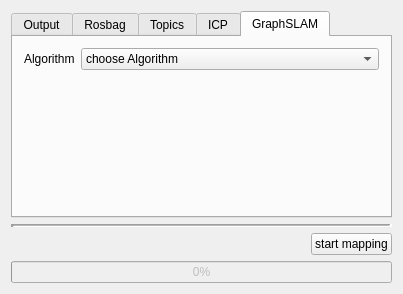
JannikGrabe/grabe_mapping, file src/grabe_mapping/src/rqt_plugin/gui_plugin.ui: the form before one commit.
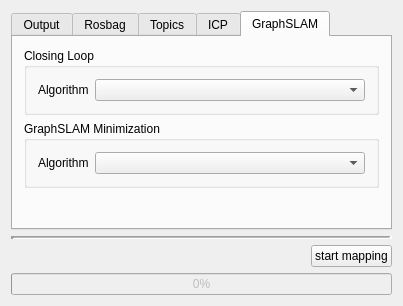
The form after the commit. The open tabs and pages were chosen to show the change.

Commit message: add new algorithms to gui and fixed cancel_mapping

What changed in the file:
```diff
--- a/src/grabe_mapping/src/rqt_plugin/gui_plugin.ui
+++ b/src/grabe_mapping/src/rqt_plugin/gui_plugin.ui
@@ -7,7 +7,7 @@
     <x>0</x>
     <y>0</y>
     <width>403</width>
-    <height>294</height>
+    <height>306</height>
    </rect>
   </property>
   <property name="windowTitle">
@@ -343,15 +343,63 @@
          <attribute name="title">
           <string>GraphSLAM</string>
          </attribute>
-         <layout class="QFormLayout" name="formLayout">
-          <item row="0" column="0">
-           <widget class="QLabel" name="l_graphslam">
-            <property name="text">
-             <string>Algorithm</string>
+         <layout class="QVBoxLayout" name="verticalLayout_4">
+          <item>
+           <widget class="QGroupBox" name="gb_closing_loop">
+            <property name="title">
+             <string>Closing Loop</string>
             </property>
+            <layout class="QFormLayout" name="formLayout">
+             <item row="0" column="0">
+              <widget class="QLabel" name="l_closing_loop">
+               <property name="text">
+                <string>Algorithm</string>
+               </property>
+              </widget>
+             </item>
+             <item row="0" column="1">
+              <widget class="QComboBox" name="cb_closing_loop">
+               <property name="currentText">
+                <string/>
+               </property>
+              </widget>
+             </item>
+            </layout>
            </widget>
           </item>
-          <item row="1" column="1">
+          <item>
+           <widget class="QGroupBox" name="gb_graphslam">
+            <property name="title">
+             <string>GraphSLAM Minimization</string>
+            </property>
+            <layout class="QFormLayout" name="formLayout_4">
+             <item row="0" column="1">
+              <widget class="QComboBox" name="cb_graphslam"/>
+             </item>
+             <item row="0" column="0">
+              <widget class="QLabel" name="l_graphslam">
+               <property name="text">
+                <string>Algorithm</string>
+               </property>
+              </widget>
+             </item>
+            </layout>
+           </widget>
+          </item>
+          <item>
+           <spacer name="verticalSpacer">
+            <property name="orientation">
+             <enum>Qt::Vertical</enum>
+            </property>
+            <property name="sizeHint" stdset="0">
+             <size>
+              <width>20</width>
+              <height>40</height>
+             </size>
+            </property>
+           </spacer>
+          </item>
+          <item>
            <spacer name="vs4">
             <property name="orientation">
              <enum>Qt::Vertical</enum>
@@ -364,28 +412,6 @@
             </property>
            </spacer>
           </item>
-          <item row="0" column="1">
-           <widget class="QComboBox" name="cobo_graphslam">
-            <property name="currentText">
-             <string>choose Algorithm</string>
-            </property>
-            <item>
-             <property name="text">
-              <string>choose Algorithm</string>
-             </property>
-            </item>
-            <item>
-             <property name="text">
-              <string>algorithm 1</string>
-             </property>
-            </item>
-            <item>
-             <property name="text">
-              <string>algorithm 2</string>
-             </property>
-            </item>
-           </widget>
-          </item>
          </layout>
         </widget>
        </widget>
```
Left out of the diff: 2 changed lines with no effect on the pictures. The commit also changes 4 other files.
